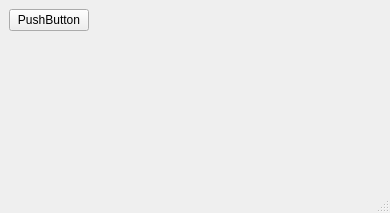
This is UI.ui in nikitka-lyceum/Abracadabra as Qt 5 draws it before an edit. The edited form follows.
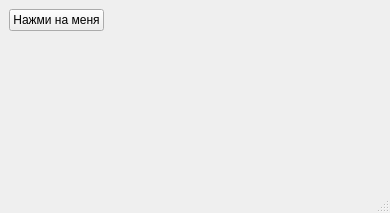
This is the edited form.

Diff of the .ui file:
```diff
--- a/UI.ui
+++ b/UI.ui
@@ -20,7 +20,7 @@
       <item>
        <widget class="QPushButton" name="pushButton">
         <property name="text">
-         <string>PushButton</string>
+         <string>Нажми на меня</string>
         </property>
        </widget>
       </item>
```
Left out of the diff: 2 changed lines with no effect on the pictures.
